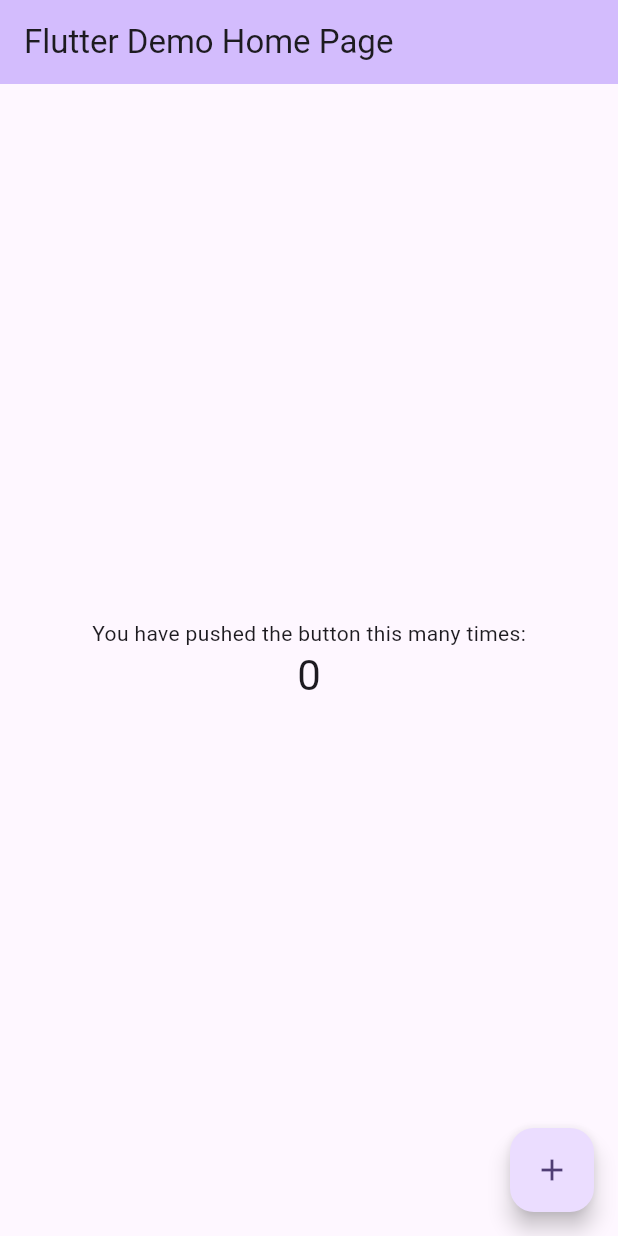
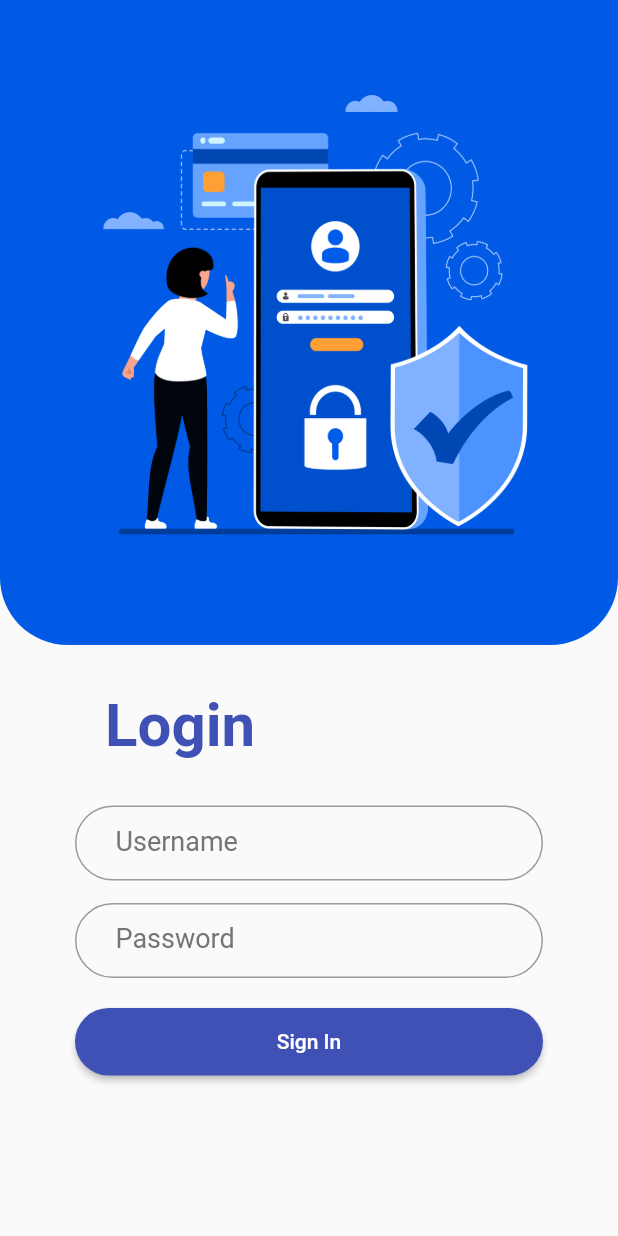
Before and after one commit to maslma/montda_app, a Flutter app: the screen it shows after launch, on a phone screen of 412 x 824 dp. Run offline on Flutter 3.47's test engine with Material 2 defaults, Android fonts, the phone set to English and light mode, and no system bars.

Commit message:
add login screen

```diff
--- /dev/null
+++ b/lib/login.dart
@@ -0,0 +1,114 @@
+import 'package:flutter/material.dart';
+
+class LoginScreen extends StatelessWidget {
+  const LoginScreen({Key? key}) : super(key: key);
+
+  @override
+  Widget build(BuildContext context) {
+    return Scaffold(
+      body: SingleChildScrollView(
+        physics: const BouncingScrollPhysics(),
+        child: Column(
+          crossAxisAlignment: CrossAxisAlignment.start,
+          children: [
+             Container(
+              height: 430,
+              decoration: const BoxDecoration(
+                borderRadius: BorderRadius.only(
+              bottomLeft: Radius.circular(45), bottomRight: Radius.circular(45)),
+                image: DecorationImage(
+                    image:AssetImage("assets/images/login2.png"),
+                    fit: BoxFit.fill
+                ),
+              ),
+            ),
+             const Padding(
+               padding:  EdgeInsets.symmetric(horizontal: 70,vertical: 30),
+               child:  Text(
+                 "Login",
+                 style: TextStyle(fontSize: 40, color: Colors.indigo,fontWeight: FontWeight.bold),
+               ),
+             ),
+             Container(
+               height: 50,
+               padding: const EdgeInsets.symmetric(horizontal: 50),
+               child: TextFormField(
+                 style: const TextStyle(color: Colors.grey, fontSize: 18),
+                 keyboardType: TextInputType.emailAddress,
+                 decoration: InputDecoration(
+                     label:  Padding(
+                       padding: const EdgeInsets.symmetric(horizontal: 15),
+                       child: Text(
+                         "Username",
+                         style: TextStyle(color: Colors.grey[600]),
+                       ),
+                     ),
+                     hintStyle: TextStyle(color: Colors.grey),
+                     border: OutlineInputBorder(
+                       borderRadius: BorderRadius.circular(30),
+                       borderSide: BorderSide(color: Colors.white),
+                     ),
+                   focusedBorder: OutlineInputBorder(
+                     borderRadius: BorderRadius.circular(30),
+                     borderSide:  BorderSide(
+                       color: Colors.indigo,
+                     ),
+                   ),
+                 )
+               ),
+             ),
+             const SizedBox(
+               height: 15,
+             ),
+             Container(
+               height: 50,
+               padding: const EdgeInsets.symmetric(horizontal: 50),
+               child: TextFormField(
+                   style: const TextStyle(color: Colors.grey, fontSize: 18),
+                   keyboardType: TextInputType.emailAddress,
+                   decoration: InputDecoration(
+                     label:  Padding(
+                       padding: const EdgeInsets.symmetric(horizontal: 15),
+                       child: Text(
+                         "Password",
+                         style: TextStyle(color: Colors.grey[600]),
+                       ),
+                     ),
+                     hintStyle: TextStyle(color: Colors.grey),
+                     border: OutlineInputBorder(
+                       borderRadius: BorderRadius.circular(30),
+                       borderSide: BorderSide(color: Colors.white),
+                     ),
+                     focusedBorder: OutlineInputBorder(
+                       borderRadius: BorderRadius.circular(30),
+                       borderSide:  BorderSide(
+                         color: Colors.indigo,
+                       ),
+                     ),
+                   )
+               ),
+             ),
+            const SizedBox(
+              height: 20,
+            ),
+            Container(
+              height: 45,
+              width: double.infinity,
+              padding: const EdgeInsets.symmetric(horizontal: 50),
+              child: ElevatedButton(
+                  style: ElevatedButton.styleFrom(
+                      shape: RoundedRectangleBorder(
+                          borderRadius: BorderRadius.circular(30)),
+                      backgroundColor:  Colors.indigo),
+                  onPressed: () {},
+                  child: const Text(
+                    "Sign In",
+                    style: TextStyle(color: Colors.white),
+                  )),
+            ),
+          ],
+        ),
+      ),
+    );
+  }
+}
--- a/lib/main.dart
+++ b/lib/main.dart
@@ -1,4 +1,6 @@
 import 'package:flutter/material.dart';
+import 'package:montada_app/login.dart';
+import 'package:montada_app/my_goals_screen.dart';
 
 void main() {
   runApp(const MyApp());
@@ -10,116 +12,10 @@ class MyApp extends StatelessWidget {
   // This widget is the root of your application.
   @override
   Widget build(BuildContext context) {
-    return MaterialApp(
-      title: 'Flutter Demo',
-      theme: ThemeData(
-        // This is the theme of your application.
-        //
-        // TRY THIS: Try running your application with "flutter run". You'll see
-        // the application has a blue toolbar. Then, without quitting the app,
-        // try changing the seedColor in the colorScheme below to Colors.green
-        // and then invoke "hot reload" (save your changes or press the "hot
-        // reload" button in a Flutter-supported IDE, or press "r" if you used
-        // the command line to start the app).
-        //
-        // Notice that the counter didn't reset back to zero; the application
-        // state is not lost during the reload. To reset the state, use hot
-        // restart instead.
-        //
-        // This works for code too, not just values: Most code changes can be
-        // tested with just a hot reload.
-        colorScheme: ColorScheme.fromSeed(seedColor: Colors.deepPurple),
-        useMaterial3: true,
-      ),
-      home: const MyHomePage(title: 'Flutter Demo Home Page'),
+    return  const MaterialApp(
+      debugShowCheckedModeBanner: false,
+      title: 'Montda App',
+      home: LoginScreen(),
     );
   }
 }
-
-class MyHomePage extends StatefulWidget {
-  const MyHomePage({super.key, required this.title});
-
-  // This widget is the home page of your application. It is stateful, meaning
-  // that it has a State object (defined below) that contains fields that affect
-  // how it looks.
-
-  // This class is the configuration for the state. It holds the values (in this
-  // case the title) provided by the parent (in this case the App widget) and
-  // used by the build method of the State. Fields in a Widget subclass are
-  // always marked "final".
-
-  final String title;
-
-  @override
-  State<MyHomePage> createState() => _MyHomePageState();
-}
-
-class _MyHomePageState extends State<MyHomePage> {
-  int _counter = 0;
-
-  void _incrementCounter() {
-    setState(() {
-      // This call to setState tells the Flutter framework that something has
-      // changed in this State, which causes it to rerun the build method below
-      // so that the display can reflect the updated values. If we changed
-      // _counter without calling setState(), then the build method would not be
-      // called again, and so nothing would appear to happen.
-      _counter++;
-    });
-  }
-
-  @override
-  Widget build(BuildContext context) {
-    // This method is rerun every time setState is called, for instance as done
-    // by the _incrementCounter method above.
-    //
-    // The Flutter framework has been optimized to make rerunning build methods
-    // fast, so that you can just rebuild anything that needs updating rather
-    // than having to individually change instances of widgets.
-    return Scaffold(
-      appBar: AppBar(
-        // TRY THIS: Try changing the color here to a specific color (to
-        // Colors.amber, perhaps?) and trigger a hot reload to see the AppBar
-        // change color while the other colors stay the same.
-        backgroundColor: Theme.of(context).colorScheme.inversePrimary,
-        // Here we take the value from the MyHomePage object that was created by
-        // the App.build method, and use it to set our appbar title.
-        title: Text(widget.title),
-      ),
-      body: Center(
-        // Center is a layout widget. It takes a single child and positions it
-        // in the middle of the parent.
-        child: Column(
-          // Column is also a layout widget. It takes a list of children and
-          // arranges them vertically. By default, it sizes itself to fit its
-          // children horizontally, and tries to be as tall as its parent.
-          //
-          // Column has various properties to control how it sizes itself and
-          // how it positions its children. Here we use mainAxisAlignment to
-          // center the children vertically; the main axis here is the vertical
-          // axis because Columns are vertical (the cross axis would be
-          // horizontal).
-          //
-          // TRY THIS: Invoke "debug painting" (choose the "Toggle Debug Paint"
-          // action in the IDE, or press "p" in the console), to see the
-          // wireframe for each widget.
-          mainAxisAlignment: MainAxisAlignment.center,
-          children: <Widget>[
-            const Text(
-              'You have pushed the button this many times:',
-            ),
-            Text(
-              '$_counter',
-              style: Theme.of(context).textTheme.headlineMedium,
-            ),
-          ],
-        ),
-      ),
-      floatingActionButton: FloatingActionButton(
-        onPressed: _incrementCounter,
-        tooltip: 'Increment',
-        child: const Icon(Icons.add),
-      ), // This trailing comma makes auto-formatting nicer for build methods.
-    );
-  }
-}
--- a/pubspec.yaml
+++ b/pubspec.yaml
@@ -57,11 +57,9 @@ flutter:
   # included with your application, so that you can use the icons in
   # the material Icons class.
   uses-material-design: true
-
+  assets:
+    - assets/images/
   # To add assets to your application, add an assets section, like this:
-  # assets:
-  #   - images/a_dot_burr.jpeg
-  #   - images/a_dot_ham.jpeg
 
   # An image asset can refer to one or more resolution-specific "variants", see
   # https://flutter.dev/assets-and-images/#resolution-aware
```
Also changed, not shown: lib/my_goals_screen.dart (added, +133 -0 lines), assets/images/goal.png (added), assets/images/login.png (added), assets/images/login1.png (added), assets/images/login2.png (added).
